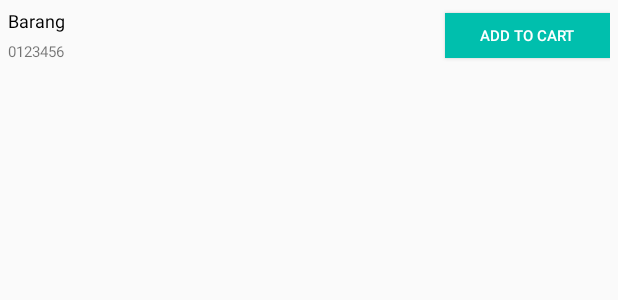
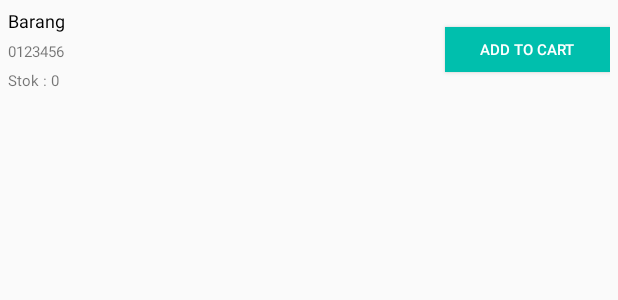
Before and after one commit to fajar17ibrahim/pos-sederhana, an Android app: the layout adapter_transaksi.xml on its own in the app's theme, with its tools: preview values and no code run, on a phone screen of 412 x 824 dp. Shown: the top 300 px of the screen. Run offline under Robolectric (Android 15) with nearby library versions, the phone set to English and light mode, and no system bars.

```diff
--- a/app/src/main/java/com/example/pos_sederhana/adapter/TransaksiAdapter.java
+++ b/app/src/main/java/com/example/pos_sederhana/adapter/TransaksiAdapter.java
@@ -40,6 +40,7 @@ public class TransaksiAdapter extends RecyclerView.Adapter<TransaksiAdapter.View
         Barang barang = barangList.get(position);
         holder.tvCode.setText(barang.getKode_barang());
         holder.tvBarang.setText(barang.getNama_barang());
+        holder.tvStok.setText("Stok : " + barang.getStok());
 
         holder.btnAddToCart.setOnClickListener(v -> callback.addToCart(barang));
     }
@@ -53,6 +54,7 @@ public class TransaksiAdapter extends RecyclerView.Adapter<TransaksiAdapter.View
 
         TextView tvBarang;
         TextView tvCode;
+        TextView tvStok;
         Button btnAddToCart;
 
         public ViewHolder(@NonNull View itemView) {
@@ -60,6 +62,7 @@ public class TransaksiAdapter extends RecyclerView.Adapter<TransaksiAdapter.View
 
             tvCode = itemView.findViewById(R.id.tv_code);
             tvBarang = itemView.findViewById(R.id.tv_barang);
+            tvStok = itemView.findViewById(R.id.tv_stock);
 
             btnAddToCart = itemView.findViewById(R.id.btn_add_to_cart);
         }
--- a/app/src/main/res/layout/adapter_transaksi.xml
+++ b/app/src/main/res/layout/adapter_transaksi.xml
@@ -25,6 +25,16 @@
         app:layout_constraintStart_toStartOf="parent"
         app:layout_constraintTop_toBottomOf="@+id/tv_barang" />
 
+    <TextView
+        android:id="@+id/tv_stock"
+        android:layout_width="wrap_content"
+        android:layout_height="wrap_content"
+        android:text="Stok : 0"
+        android:textSize="10dp"
+        android:layout_marginTop="5dp"
+        app:layout_constraintStart_toStartOf="parent"
+        app:layout_constraintTop_toBottomOf="@+id/tv_code" />
+
     <Button
         android:id="@+id/btn_add_to_cart"
         android:layout_width="110dp"
```
Also changed, not shown: app/src/main/java/com/example/pos_sederhana/CheckoutActivity.java (+38 -1 lines).
